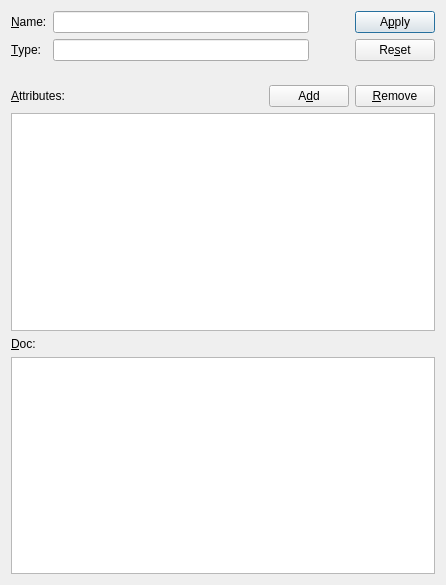
Before: the Qt Designer form ndtsconfigtool/ui/definitiondlg.ui in jkotan/nexdatas.configtool, drawn with Qt 5.
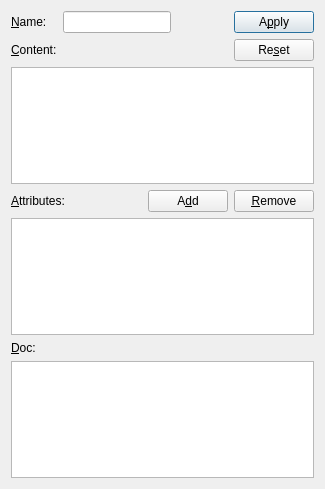
After: the same form once the commit is applied.

Commit message: adding content into definitions widget

```diff
--- a/ndtsconfigtool/ui/definitiondlg.ui
+++ b/ndtsconfigtool/ui/definitiondlg.ui
@@ -6,8 +6,8 @@
    <rect>
     <x>0</x>
     <y>0</y>
-    <width>446</width>
-    <height>585</height>
+    <width>325</width>
+    <height>489</height>
    </rect>
   </property>
   <property name="minimumSize">
@@ -28,13 +28,13 @@
   <property name="modal">
    <bool>false</bool>
   </property>
-  <layout class="QGridLayout" name="gridLayout">
+  <layout class="QGridLayout" name="gridLayout_2">
    <item row="0" column="0">
     <layout class="QVBoxLayout" name="verticalLayout_2">
      <item>
       <layout class="QHBoxLayout" name="horizontalLayout">
        <item>
-        <layout class="QFormLayout" name="formLayout">
+        <layout class="QGridLayout" name="gridLayout">
          <item row="0" column="0">
           <widget class="QLabel" name="nameLabel">
            <property name="text">
@@ -49,18 +49,15 @@
           <widget class="QLineEdit" name="nameLineEdit"/>
          </item>
          <item row="1" column="0">
-          <widget class="QLabel" name="typeLabel">
+          <widget class="QLabel" name="contentLabel">
            <property name="text">
-            <string>&amp;Type:</string>
+            <string>&amp;Content:</string>
            </property>
            <property name="buddy">
-            <cstring>typeLineEdit</cstring>
+            <cstring>contentTextEdit</cstring>
            </property>
           </widget>
          </item>
-         <item row="1" column="1">
-          <widget class="QLineEdit" name="typeLineEdit"/>
-         </item>
         </layout>
        </item>
        <item>
@@ -69,11 +66,11 @@
           <enum>Qt::Horizontal</enum>
          </property>
          <property name="sizeType">
-          <enum>QSizePolicy::Maximum</enum>
+          <enum>QSizePolicy::MinimumExpanding</enum>
          </property>
          <property name="sizeHint" stdset="0">
           <size>
-           <width>40</width>
+           <width>28</width>
            <height>20</height>
           </size>
          </property>
@@ -100,20 +97,7 @@
       </layout>
      </item>
      <item>
-      <spacer name="verticalSpacer">
-       <property name="orientation">
-        <enum>Qt::Vertical</enum>
-       </property>
-       <property name="sizeType">
-        <enum>QSizePolicy::Maximum</enum>
-       </property>
-       <property name="sizeHint" stdset="0">
-        <size>
-         <width>20</width>
-         <height>18</height>
-        </size>
-       </property>
-      </spacer>
+      <widget class="QTextEdit" name="contentTextEdit"/>
      </item>
      <item>
       <layout class="QHBoxLayout" name="horizontalLayout_2">
```
Left out of the diff: 4 changed lines with no effect on the pictures. The commit also changes 4 other files.
